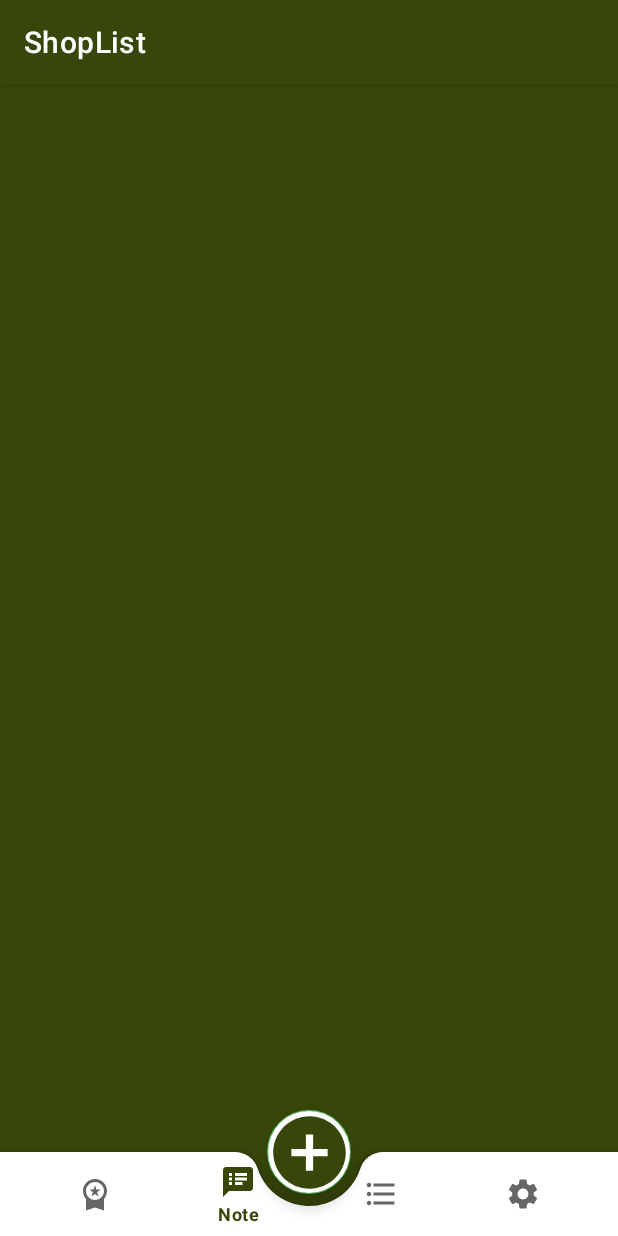
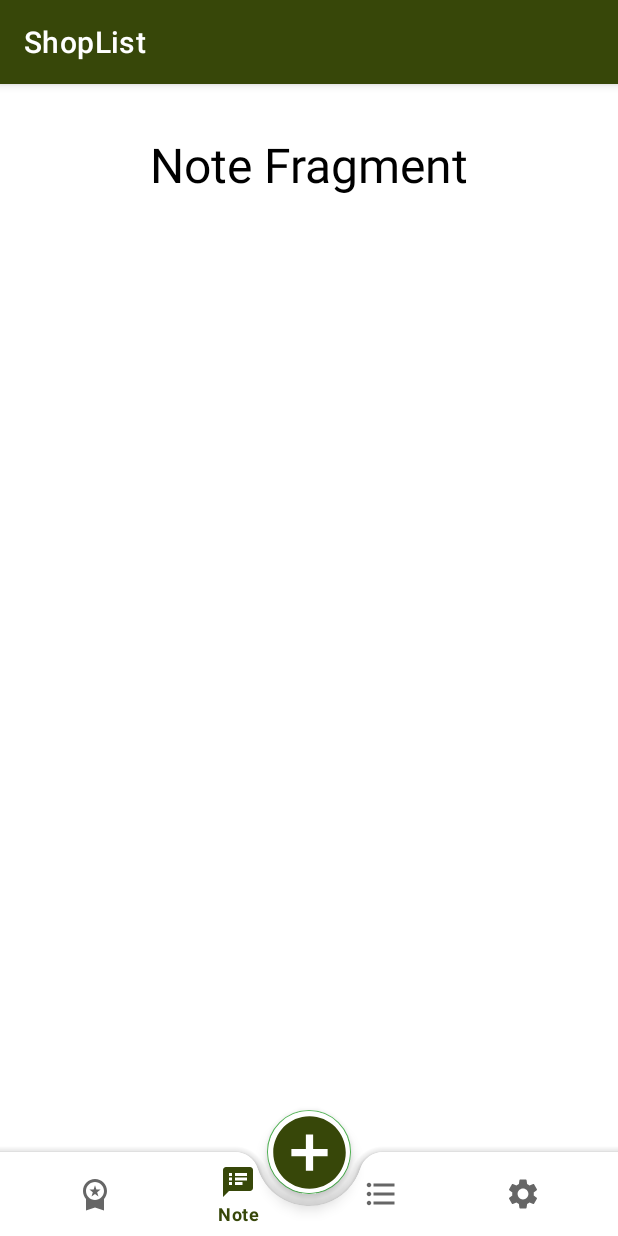
Before and after one commit to AliAltiyev/NewYearShpping, an Android app: the screen it shows after launch (MainActivity), item 2 of the bottom bar chosen, on a phone screen of 412 x 824 dp. Run offline under Robolectric (Android 15) with nearby library versions, the phone set to English and light mode, and no system bars; our stand-ins replace Dagger/Hilt's generated code; Roboto replaces fonts that are not available here.

```diff
--- a/app/src/main/java/com/altyyev/shoplist/base/BaseAdapter.kt
+++ b/app/src/main/java/com/altyyev/shoplist/base/BaseAdapter.kt
@@ -1,3 +1,5 @@
+package com.altyyev.shoplist.base
+
 import android.view.LayoutInflater
 import android.view.ViewGroup
 import androidx.recyclerview.widget.DiffUtil
--- /dev/null
+++ b/app/src/main/java/com/altyyev/shoplist/base/BaseFragment.kt
@@ -0,0 +1,8 @@
+package com.altyyev.shoplist.base
+
+import androidx.fragment.app.Fragment
+
+abstract class BaseFragment : Fragment() {
+
+    abstract fun onClick()
+}
--- a/app/src/main/java/com/altyyev/shoplist/data/ApplicationDatabase.kt
+++ b/app/src/main/java/com/altyyev/shoplist/data/ApplicationDatabase.kt
@@ -14,5 +14,4 @@ import com.altyyev.shoplist.utils.DATABASE_VERSION
 )
 abstract class ApplicationDatabase : RoomDatabase() {
     abstract val dao: Dao
-
 }
--- a/app/src/main/java/com/altyyev/shoplist/di/ApplicationModule.kt
+++ b/app/src/main/java/com/altyyev/shoplist/di/ApplicationModule.kt
@@ -14,7 +14,6 @@ import javax.inject.Singleton
 @Module
 @InstallIn(SingletonComponent::class)
 object ApplicationModule {
-
     @Singleton
     @Provides
     fun provideDatabase(
--- a/app/src/main/java/com/altyyev/shoplist/ui/MainActivity.kt
+++ b/app/src/main/java/com/altyyev/shoplist/ui/MainActivity.kt
@@ -5,8 +5,9 @@ import android.util.Log
 import androidx.appcompat.app.AppCompatActivity
 import com.altyyev.shoplist.R
 import com.altyyev.shoplist.databinding.ActivityMainBinding
+import com.altyyev.shoplist.ui.fragment.NoteFragment
+import com.altyyev.shoplist.utils.FragmentManager
 import dagger.hilt.android.AndroidEntryPoint
-import kotlinx.android.synthetic.main.activity_main.*
 
 @AndroidEntryPoint
 class MainActivity : AppCompatActivity() {
@@ -29,10 +30,10 @@ class MainActivity : AppCompatActivity() {
                     Log.d("log", "add selected")
                 }
                 R.id.settings -> {
-                    Log.d("log", "add selected")
+
                 }
                 R.id.note -> {
-                    Log.d("log", "add selected")
+                    FragmentManager.setFragment(NoteFragment.newInstance(), this@MainActivity)
                 }
             }
             true
--- /dev/null
+++ b/app/src/main/java/com/altyyev/shoplist/ui/fragment/NoteFragment.kt
@@ -0,0 +1,34 @@
+package com.altyyev.shoplist.ui.fragment
+
+import android.os.Bundle
+import android.view.LayoutInflater
+import android.view.View
+import android.view.ViewGroup
+import com.altyyev.shoplist.base.BaseFragment
+import com.altyyev.shoplist.databinding.FragemntNoteBinding
+
+class NoteFragment : BaseFragment() {
+
+    private lateinit var binding: FragemntNoteBinding
+    override fun onClick() {
+        TODO("Not yet implemented")
+    }
+
+    override fun onCreateView(
+        inflater: LayoutInflater,
+        container: ViewGroup?,
+        savedInstanceState: Bundle?
+    ): View {
+        binding = FragemntNoteBinding.inflate(layoutInflater, container, false)
+        return binding.root
+    }
+
+    override fun onViewCreated(view: View, savedInstanceState: Bundle?) {
+        super.onViewCreated(view, savedInstanceState)
+    }
+
+    companion object {
+        @JvmStatic
+        fun newInstance() = NoteFragment()
+    }
+}
--- a/app/src/main/java/com/altyyev/shoplist/utils/FragmentManager.kt
+++ b/app/src/main/java/com/altyyev/shoplist/utils/FragmentManager.kt
@@ -11,7 +11,7 @@ object FragmentManager {
     fun setFragment(fragment: BaseFragment, activity: AppCompatActivity) {
         val transaction = activity.supportFragmentManager.beginTransaction()
         transaction.replace(R.id.placeholder, fragment)
-        transaction.commitNow()
+        transaction.commit()
         currentFragment = fragment
     }
 
--- a/app/src/main/res/layout/activity_main.xml
+++ b/app/src/main/res/layout/activity_main.xml
@@ -9,8 +9,7 @@
 	<FrameLayout
 		android:id="@+id/placeholder"
 		android:layout_width="match_parent"
-		android:layout_height="match_parent"
-		android:background="@color/main_green"
+		android:layout_height="678dp"
 		app:layout_constraintEnd_toEndOf="parent"
 		app:layout_constraintStart_toStartOf="parent"
 		app:layout_constraintTop_toTopOf="parent" />
--- /dev/null
+++ b/app/src/main/res/layout/fragemnt_note.xml
@@ -0,0 +1,17 @@
+<?xml version="1.0" encoding="utf-8"?>
+<androidx.constraintlayout.widget.ConstraintLayout xmlns:android="http://schemas.android.com/apk/res/android"
+	xmlns:app="http://schemas.android.com/apk/res-auto"
+	android:layout_width="match_parent"
+	android:layout_height="match_parent">
+	<TextView
+		android:layout_width="wrap_content"
+		android:layout_height="wrap_content"
+		android:layout_marginTop="32dp"
+		android:gravity="center"
+		android:textColor="@color/black"
+		android:text="Note Fragment"
+		android:textSize="32sp"
+		app:layout_constraintEnd_toEndOf="parent"
+		app:layout_constraintStart_toStartOf="parent"
+		app:layout_constraintTop_toTopOf="parent" />
+</androidx.constraintlayout.widget.ConstraintLayout>
--- a/app/src/main/res/values-night/strings.xml
+++ b/app/src/main/res/values-night/strings.xml
@@ -4,4 +4,5 @@
 	<string name="Premium">Premium</string>
 	<string name="Settings">Settings</string>
 	<string name="List">List</string>
+	<string name="title">Title</string>
 </resources>
--- a/app/src/main/res/values/strings.xml
+++ b/app/src/main/res/values/strings.xml
@@ -5,4 +5,5 @@
 	<string name="Note">Note</string>
 	<string name="Settings">Settings</string>
 	<string name="List">List</string>
+	<string name="title">Title</string>
 </resources>
```
Also changed, not shown: app/src/main/java/com/altyyev/shoplist/ui/adapter/NoteAdapter.kt (added, +34 -0 lines), app/src/main/java/com/altyyev/shoplist/ui/adapter/NoteViewHolder.kt (added, +17 -0 lines).
